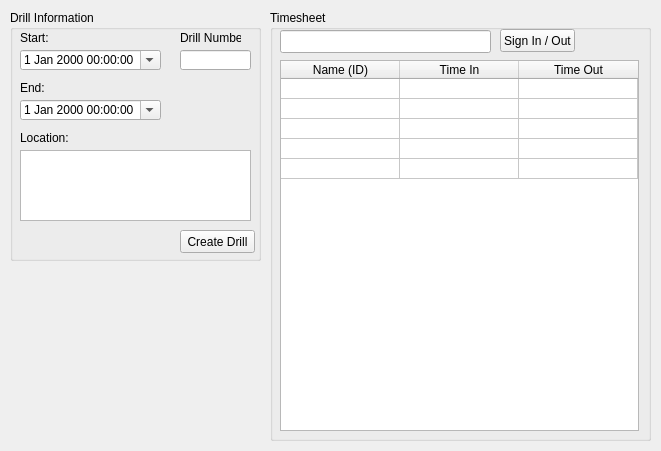
Before: the Qt Designer form src/wndactivedrill.ui in JDougherty/Fire-Department-Management-System, drawn with Qt 5.
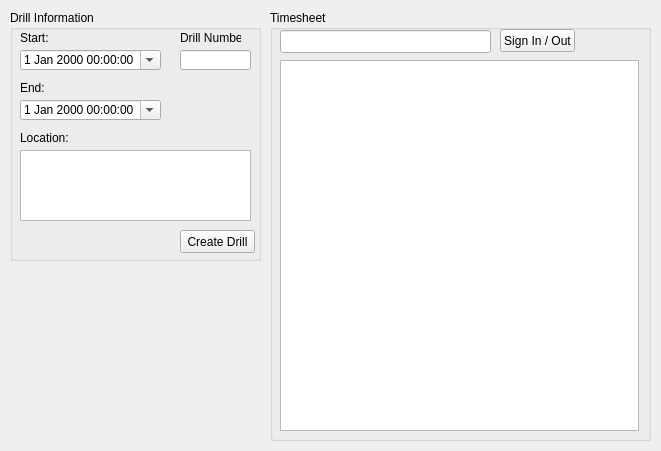
After: the same form once the commit is applied. Icons and pictures are not drawn.

Patch:
```diff
--- a/src/wndactivedrill.ui
+++ b/src/wndactivedrill.ui
@@ -99,13 +99,13 @@
       <bool>false</bool>
      </property>
      <property name="rowCount">
-      <number>5</number>
+      <number>0</number>
      </property>
      <property name="columnCount">
       <number>3</number>
      </property>
      <attribute name="horizontalHeaderVisible">
-      <bool>true</bool>
+      <bool>false</bool>
      </attribute>
      <attribute name="horizontalHeaderCascadingSectionResizes">
       <bool>false</bool>
@@ -128,11 +128,6 @@
      <attribute name="verticalHeaderMinimumSectionSize">
       <number>20</number>
      </attribute>
-     <row/>
-     <row/>
-     <row/>
-     <row/>
-     <row/>
      <column>
       <property name="text">
        <string>Name (ID)</string>
@@ -148,71 +143,6 @@
        <string>Time Out</string>
       </property>
      </column>
-     <item row="0" column="0">
-      <property name="text">
-       <string/>
-      </property>
-     </item>
-     <item row="0" column="1">
-      <property name="text">
-       <string/>
-      </property>
-     </item>
-     <item row="0" column="2">
-      <property name="text">
-       <string/>
-      </property>
-     </item>
-     <item row="1" column="0">
-      <property name="text">
-       <string/>
-      </property>
-     </item>
-     <item row="1" column="1">
-      <property name="text">
-       <string/>
-      </property>
-     </item>
-     <item row="1" column="2">
-      <property name="text">
-       <string/>
-      </property>
-     </item>
-     <item row="2" column="0">
-      <property name="text">
-       <string/>
-      </property>
-     </item>
-     <item row="2" column="1">
-      <property name="text">
-       <string/>
-      </property>
-     </item>
-     <item row="2" column="2">
-      <property name="text">
-       <string/>
-      </property>
-     </item>
-     <item row="3" column="0">
-      <property name="text">
-       <string/>
-      </property>
-     </item>
-     <item row="3" column="1">
-      <property name="text">
-       <string/>
-      </property>
-     </item>
-     <item row="3" column="2">
-      <property name="text">
-       <string/>
-      </property>
-     </item>
-     <item row="4" column="0">
-      <property name="text">
-       <string/>
-      </property>
-     </item>
     </widget>
    </widget>
    <widget class="QGroupBox" name="groupBox">
```
